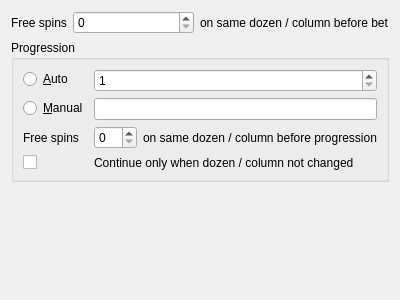
Before: the Qt Designer form systems/system63/system63settingswidget.ui in martin-kudlicka/roulette-bot, drawn with Qt 5.
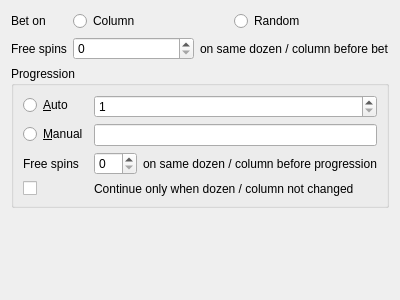
After: the same form once the commit is applied.

Commit message: + random betting

Diff of the .ui file:
```diff
--- a/systems/system63/system63settingswidget.ui
+++ b/systems/system63/system63settingswidget.ui
@@ -16,14 +16,14 @@
   <layout class="QVBoxLayout" name="verticalLayout">
    <item>
     <layout class="QFormLayout" name="formLayout_2">
-     <item row="0" column="0">
+     <item row="1" column="0">
       <widget class="QLabel" name="label_2">
        <property name="text">
         <string>Free spins</string>
        </property>
       </widget>
      </item>
-     <item row="0" column="1">
+     <item row="1" column="1">
       <layout class="QHBoxLayout" name="horizontalLayout">
        <item>
         <widget class="QSpinBox" name="qsbSameDozenColumnBeforeBet"/>
@@ -37,6 +37,31 @@
        </item>
       </layout>
      </item>
+     <item row="0" column="0">
+      <widget class="QLabel" name="label_6">
+       <property name="text">
+        <string>Bet on</string>
+       </property>
+      </widget>
+     </item>
+     <item row="0" column="1">
+      <layout class="QHBoxLayout" name="horizontalLayout_3">
+       <item>
+        <widget class="QRadioButton" name="qrbBetOnColumn">
+         <property name="text">
+          <string>Column</string>
+         </property>
+        </widget>
+       </item>
+       <item>
+        <widget class="QRadioButton" name="qrbBetOnRandom">
+         <property name="text">
+          <string>Random</string>
+         </property>
+        </widget>
+       </item>
+      </layout>
+     </item>
     </layout>
    </item>
    <item>
```
The commit also changes 4 other files.
